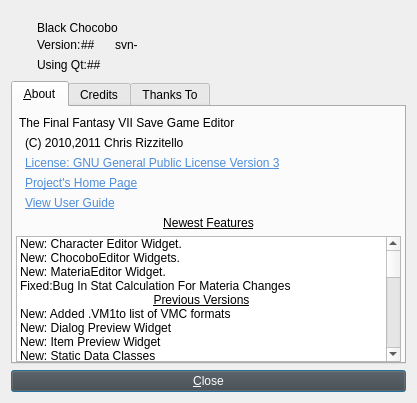
Qt form about.ui (sithlord48/blackchocobo) before a commit.
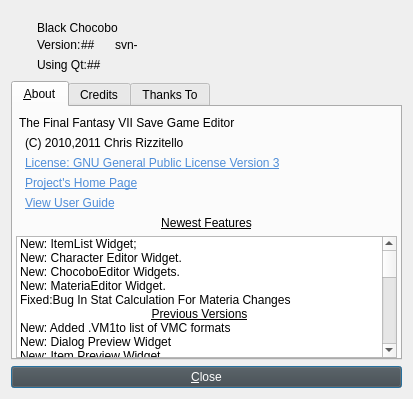
The same form after that commit. Icons and pictures are not drawn.

Commit message: Update Lang Files. ItemList:respacing cleaned up comments

```diff
--- a/about.ui
+++ b/about.ui
@@ -9,8 +9,8 @@
    <rect>
     <x>0</x>
     <y>0</y>
-    <width>417</width>
-    <height>403</height>
+    <width>413</width>
+    <height>399</height>
    </rect>
   </property>
   <property name="windowTitle">
@@ -452,6 +452,11 @@
          <property name="wordWrap">
           <bool>true</bool>
          </property>
+         <item>
+          <property name="text">
+           <string>New: ItemList Widget;</string>
+          </property>
+         </item>
          <item>
           <property name="text">
            <string>New: Character Editor Widget.</string>
```
Left out of the diff: 6 changed lines with no effect on the pictures. The commit also changes 8 other files.
